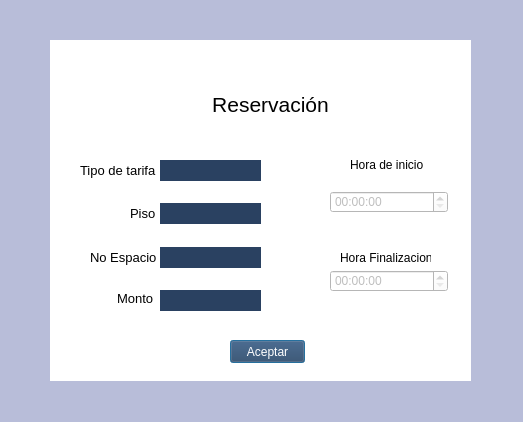
Before: the Qt Designer form Estacionamiento/usuario.ui in FernandoHS-0/Estacionamiento, drawn with Qt 5.
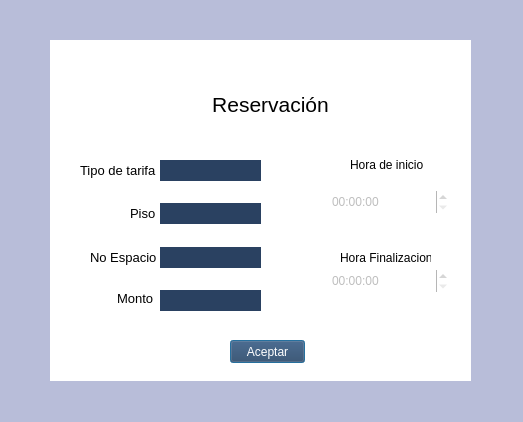
After: the same form once the commit is applied. Icons and pictures are not drawn.

The edit to the form file:
```diff
--- a/Estacionamiento/usuario.ui
+++ b/Estacionamiento/usuario.ui
@@ -112,6 +112,9 @@
       <height>22</height>
      </rect>
     </property>
+    <property name="frame">
+     <bool>false</bool>
+    </property>
    </widget>
    <widget class="QLabel" name="label_5">
     <property name="geometry">
@@ -138,6 +141,15 @@
       <height>22</height>
      </rect>
     </property>
+    <property name="frame">
+     <bool>false</bool>
+    </property>
+    <property name="keyboardTracking">
+     <bool>true</bool>
+    </property>
+    <property name="currentSection">
+     <enum>QDateTimeEdit::HourSection</enum>
+    </property>
    </widget>
    <widget class="QLabel" name="label_6">
     <property name="geometry">
```
Left out of the diff: 2 changed lines with no effect on the pictures.
